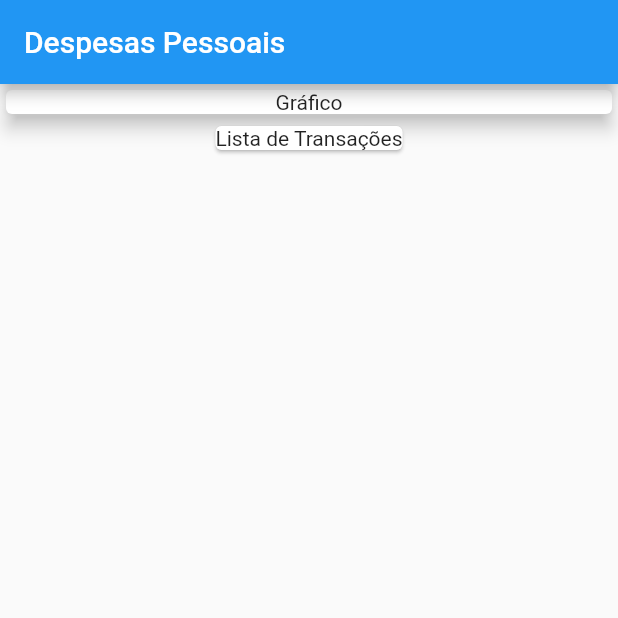
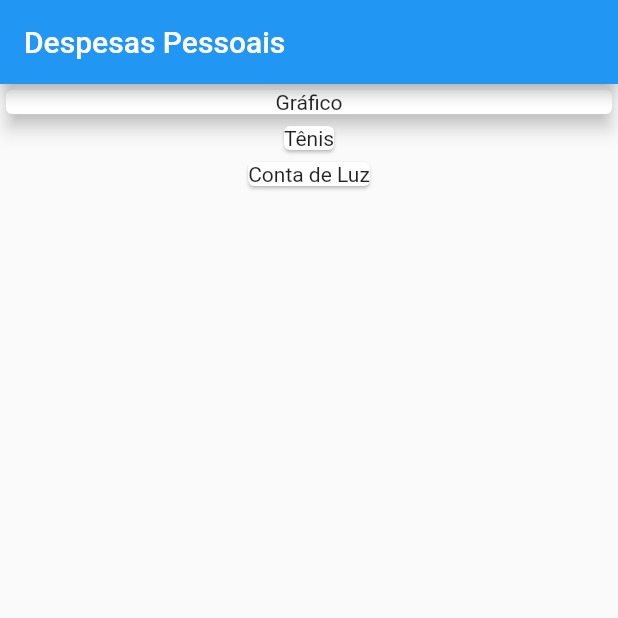
Before and after one commit to Kiel025/ExpensesApp, a Flutter app: the screen it shows after launch, on a phone screen of 412 x 824 dp, the top half of it. Run offline on Flutter 3.47's test engine with Material 2 defaults, Android fonts, the phone set to English and light mode, and no system bars.

Commit message:
displaying static items on the screen

```diff
--- a/lib/main.dart
+++ b/lib/main.dart
@@ -38,9 +38,9 @@ class MyHomePage extends StatelessWidget {
       appBar: AppBar(
         title: const Text("Despesas Pessoais"),
       ),
-      body: const Column(
+      body: Column(
         children: [
-          SizedBox(
+          const SizedBox(
             width: double.infinity,
             child: Card(
               elevation: 5,
@@ -50,8 +50,12 @@ class MyHomePage extends StatelessWidget {
               ),
             ),
           ),
-          Card(
-            child: Text("Lista de Transações"),
+          Column(
+            children: _transactions
+                .map((tr) => Card(
+                      child: Text(tr.title),
+                    ))
+                .toList(),
           ),
         ],
       ),
```
